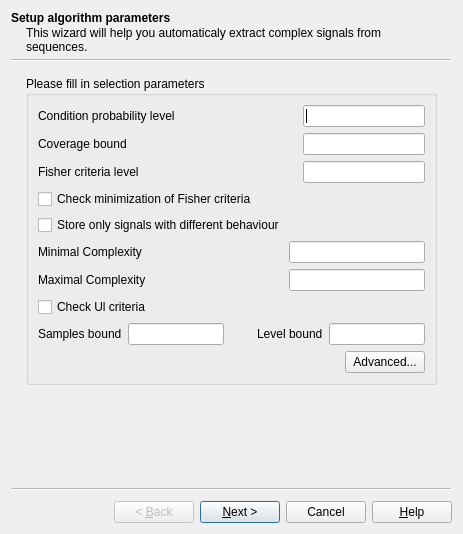
Qt form src/plugins/expert_discovery/src/ui/ExpertDiscoverySigExtrWiz.ui (violethaze74/ugene) before a commit.
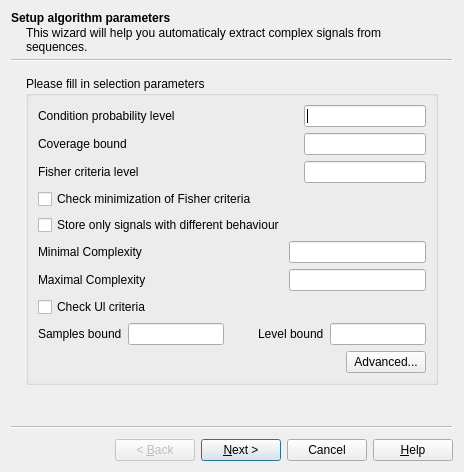
The same form after that commit.

The edit to the form file:
```diff
--- a/src/plugins/expert_discovery/src/ui/ExpertDiscoverySigExtrWiz.ui
+++ b/src/plugins/expert_discovery/src/ui/ExpertDiscoverySigExtrWiz.ui
@@ -9,10 +9,16 @@
    <rect>
     <x>0</x>
     <y>0</y>
-    <width>463</width>
-    <height>534</height>
+    <width>464</width>
+    <height>472</height>
    </rect>
   </property>
+  <property name="minimumSize">
+   <size>
+    <width>464</width>
+    <height>472</height>
+   </size>
+  </property>
   <property name="windowTitle">
    <string>Extractor Parameters setup</string>
   </property>
```
